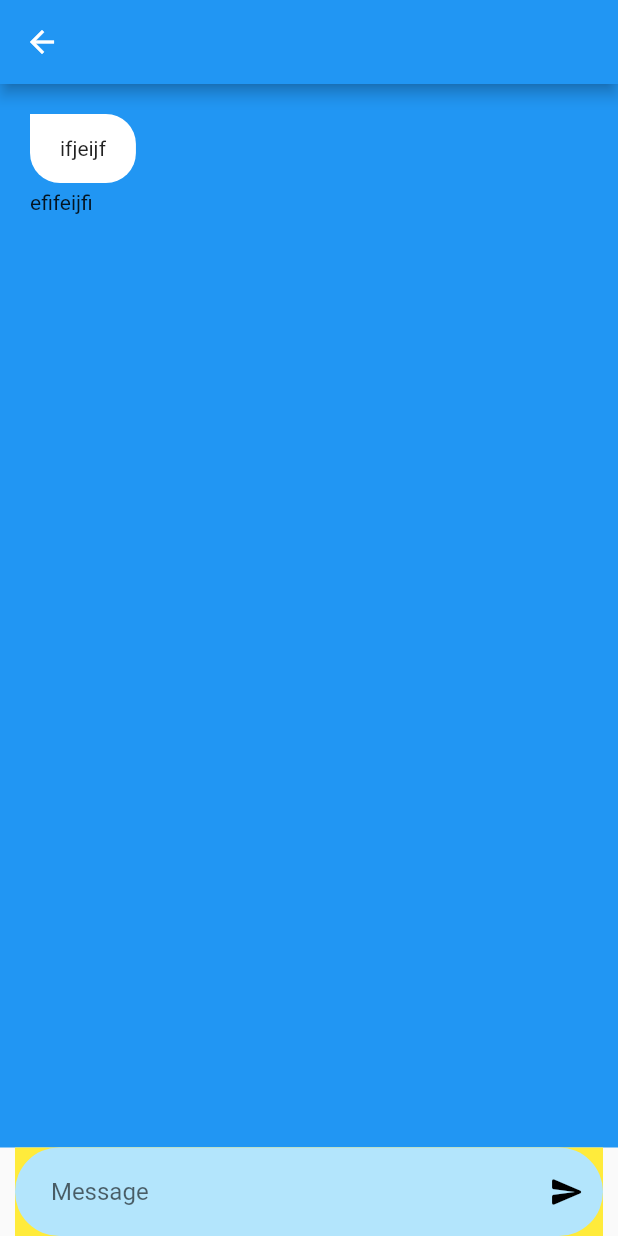
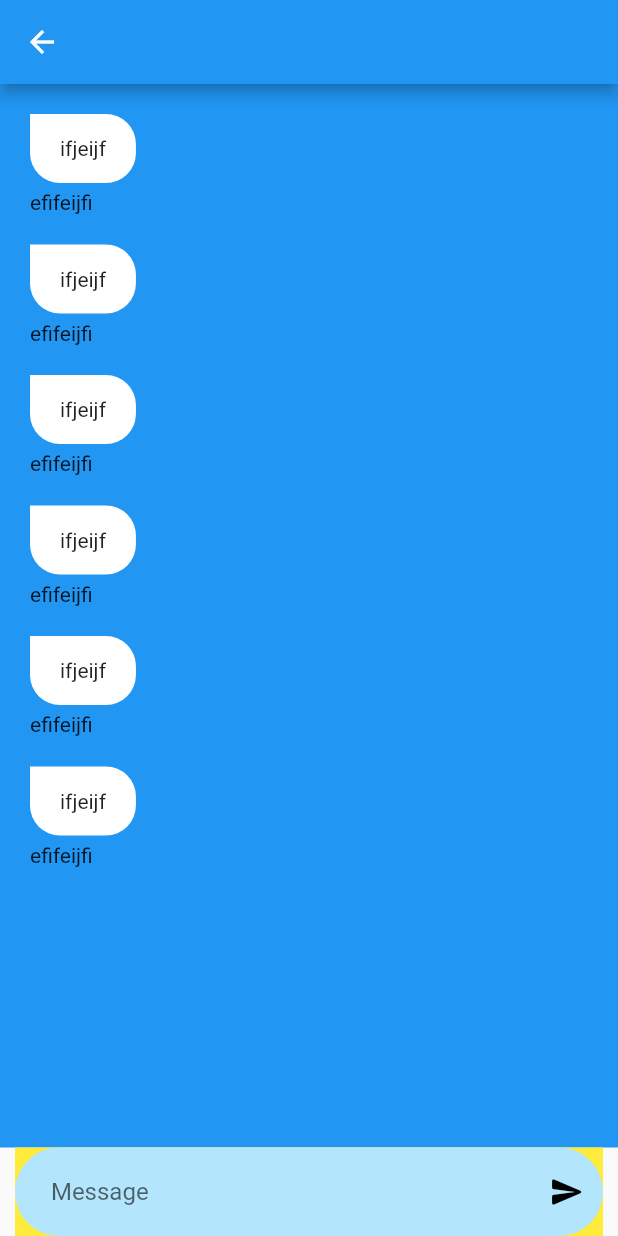
Before and after one commit to MohammedJamal21/Chat_App, a Flutter app: the ChatScreen screen opened by its route, on a phone screen of 412 x 824 dp. Run offline on Flutter 3.47's test engine with Material 2 defaults, Android fonts, the phone set to English and light mode, and no system bars; our stand-ins replace cloud_firestore, firebase_auth, firebase_core; accounts and stored records are empty.

```diff
--- a/lib/screens/user_screens/chat_screen.dart
+++ b/lib/screens/user_screens/chat_screen.dart
@@ -22,7 +22,12 @@ class ChatScreen extends StatelessWidget {
                 child: ListView(
                   children: const [
                     //-------------------------------------
-                    UserMessageWidget(message: 'ifjeijf', time: 'efifeijfi')
+                    UserMessageWidget(message: 'ifjeijf', time: 'efifeijfi'),
+                    UserMessageWidget(message: 'ifjeijf', time: 'efifeijfi'),
+                    UserMessageWidget(message: 'ifjeijf', time: 'efifeijfi'),
+                    UserMessageWidget(message: 'ifjeijf', time: 'efifeijfi'),
+                    UserMessageWidget(message: 'ifjeijf', time: 'efifeijfi'),
+                    UserMessageWidget(message: 'ifjeijf', time: 'efifeijfi'),
                     //----------------------
                   ],
                 ),
```
Also changed, not shown: lib/services/database_service.dart (+7 -0 lines).
